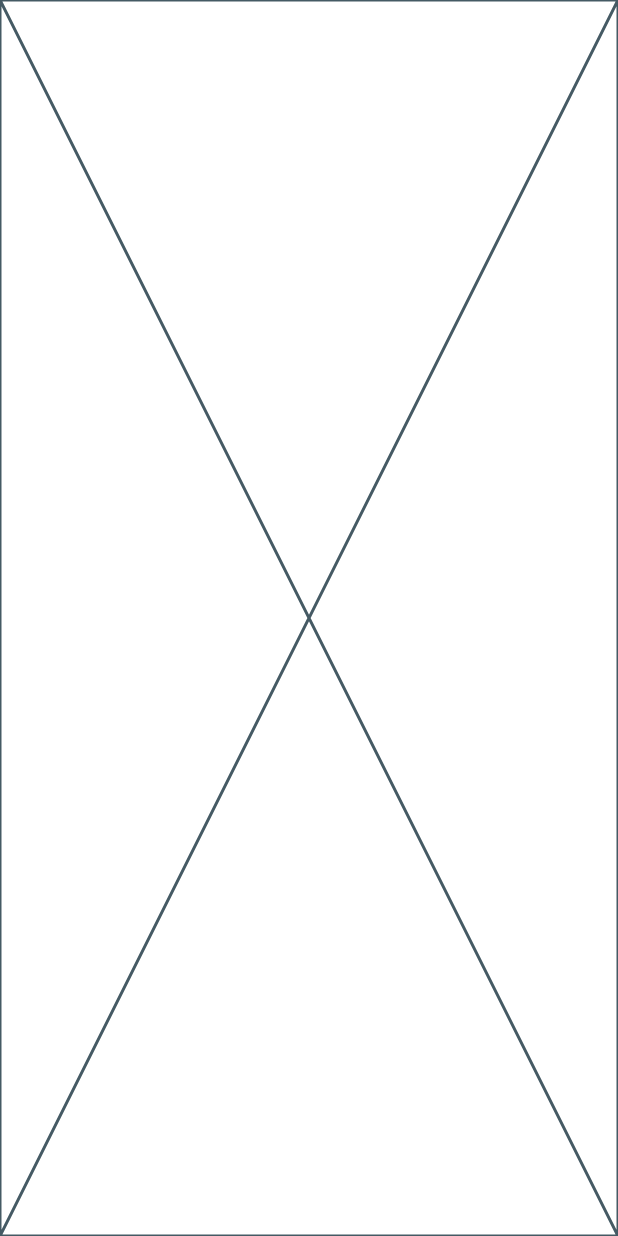
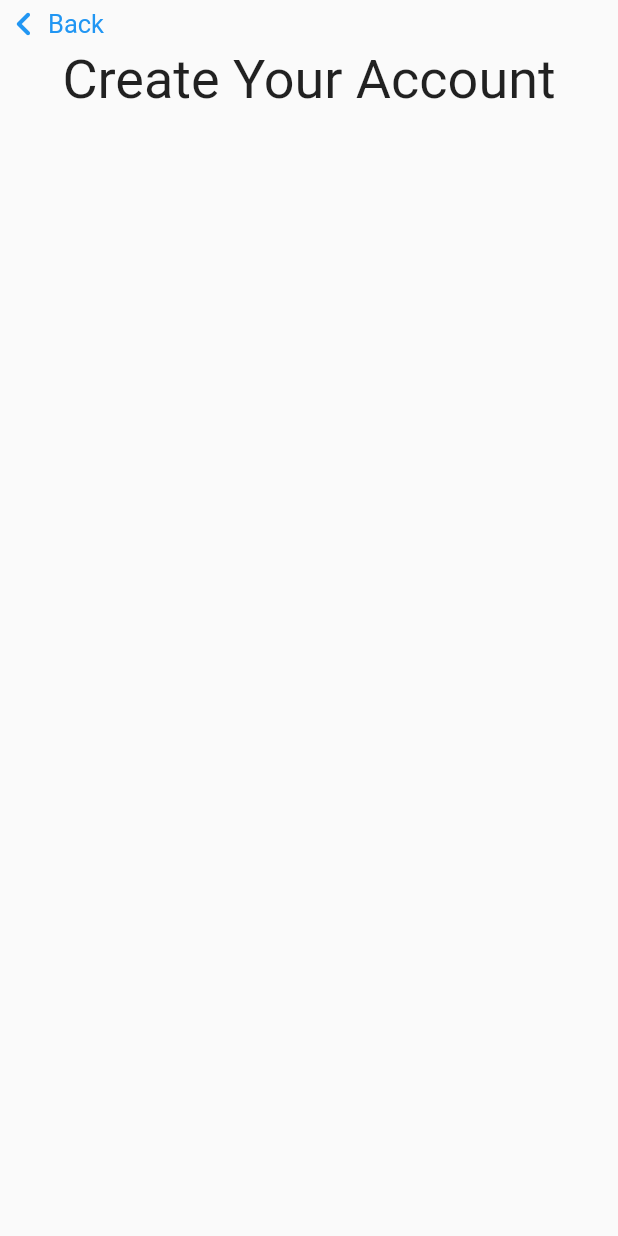
Before and after one commit to abduraimovdev/avto_online_shop, a Flutter app: the screen it shows after launch, on a phone screen of 412 x 824 dp. Run offline on Flutter 3.47's test engine with Material 2 defaults, Android fonts, the phone set to English and light mode, and no system bars.

Commit message:
My Commit

```diff
--- /dev/null
+++ b/lib/pages/sign_in/sign_in_page.dart
@@ -0,0 +1,68 @@
+import 'package:flutter/material.dart';
+
+class SignIn extends StatefulWidget {
+  const SignIn({super.key});
+
+  @override
+  State<SignIn> createState() => _SignInState();
+}
+
+class _SignInState extends State<SignIn> {
+  @override
+  Widget build(BuildContext context) {
+    return Scaffold(
+      body: SafeArea(
+        child: Column(
+          children: [
+            Row(
+              mainAxisAlignment: MainAxisAlignment.start,
+              children: [
+                const Icon(
+                  Icons.chevron_left_rounded,
+                  color: Colors.blue,
+                  size: 32,
+                ),
+                Text(
+                  Lang.back.tr(),
+                  style: const TextStyle(
+                    fontSize: 17,
+                    color: Colors.blue,
+                  ),
+                ),
+              ],
+            ),
+
+            // Create Your Account
+
+            Center(
+              child: Text(
+                Lang.createyourAccount.tr(),
+                maxLines: 2,
+                style: TextStyle(
+                  fontSize: 36,
+                  fontWeight: FontWeight.w400,
+                ),
+              ),
+            ),
+          ],
+        ),
+      ),
+    );
+  }
+}
+
+Map<String, String> en = {
+  "back": "Back",
+  "createyourAccount": "Create Your Account",
+};
+
+enum Lang {
+  createyourAccount,
+  back,
+}
+
+extension LanguageEnum on Lang {
+  String tr() {
+    return en[name]!;
+  }
+}
--- a/lib/runner.dart
+++ b/lib/runner.dart
@@ -1,3 +1,4 @@
+import 'package:avto_online_shop/pages/sign_in/sign_in_page.dart';
 import 'package:avto_online_shop/pages/welcome_page.dart';
 import 'package:flutter/material.dart';
 
@@ -12,7 +13,7 @@ class _RunnerState extends State<Runner> {
   @override
   Widget build(BuildContext context) {
     return const MaterialApp(
-      home: WelcomePage(),
+      home: SignIn(),
     );
   }
 }
```
